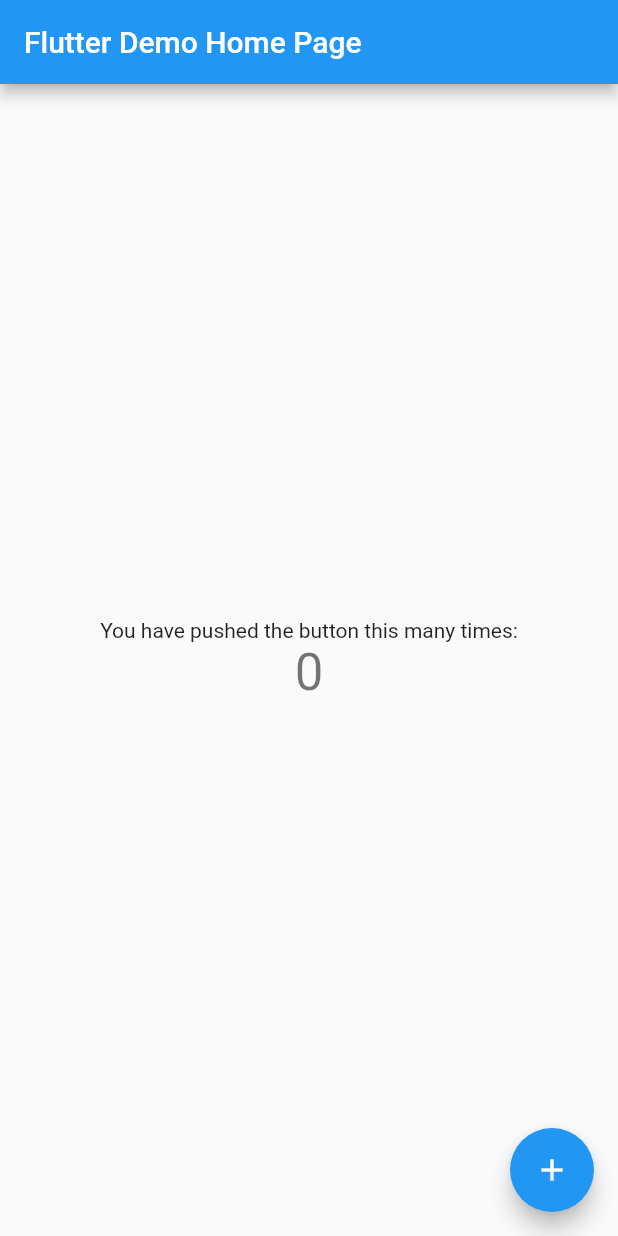
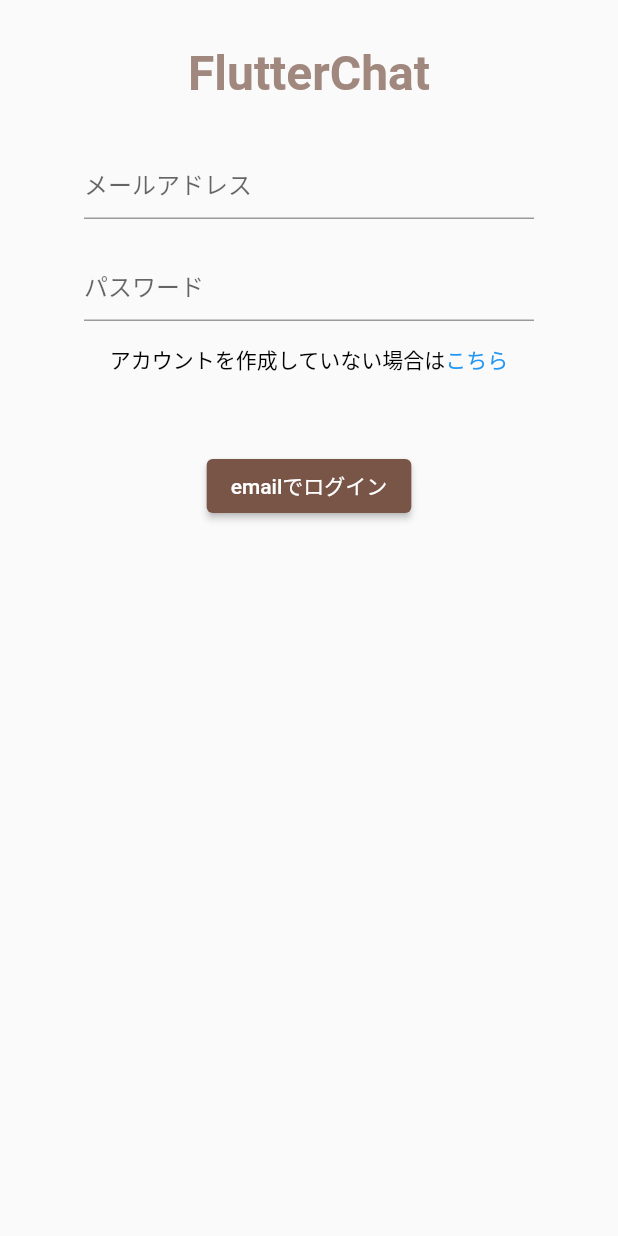
Before and after one commit to Hikaru1656/twitterApp, a Flutter app: the screen it shows after launch, on a phone screen of 412 x 824 dp. Run offline on Flutter 3.47's test engine with Material 2 defaults, Android fonts, the phone set to English and light mode, and no system bars.

Commit message:
All UI added

```diff
--- a/lib/main.dart
+++ b/lib/main.dart
@@ -1,113 +1,22 @@
 import 'package:flutter/material.dart';
+import 'package:twitter_demo/view/screen.dart';
+import 'package:twitter_demo/view/start_up/login_page.dart';
+import 'package:twitter_demo/view/time_line/time_line_page.dart';
+
 
 void main() {
   runApp(MyApp());
 }
 
 class MyApp extends StatelessWidget {
-  // This widget is the root of your application.
   @override
   Widget build(BuildContext context) {
     return MaterialApp(
       title: 'Flutter Demo',
       theme: ThemeData(
-        // This is the theme of your application.
-        //
-        // Try running your application with "flutter run". You'll see the
-        // application has a blue toolbar. Then, without quitting the app, try
-        // changing the primarySwatch below to Colors.green and then invoke
-        // "hot reload" (press "r" in the console where you ran "flutter run",
-        // or simply save your changes to "hot reload" in a Flutter IDE).
-        // Notice that the counter didn't reset back to zero; the application
-        // is not restarted.
         primarySwatch: Colors.blue,
       ),
-      home: MyHomePage(title: 'Flutter Demo Home Page'),
+      home: LoginPage(),
     );
   }
 }
-
-class MyHomePage extends StatefulWidget {
-  MyHomePage({Key? key, required this.title}) : super(key: key);
-
-  // This widget is the home page of your application. It is stateful, meaning
-  // that it has a State object (defined below) that contains fields that affect
-  // how it looks.
-
-  // This class is the configuration for the state. It holds the values (in this
-  // case the title) provided by the parent (in this case the App widget) and
-  // used by the build method of the State. Fields in a Widget subclass are
-  // always marked "final".
-
-  final String title;
-
-  @override
-  _MyHomePageState createState() => _MyHomePageState();
-}
-
-class _MyHomePageState extends State<MyHomePage> {
-  int _counter = 0;
-
-  void _incrementCounter() {
-    setState(() {
-      // This call to setState tells the Flutter framework that something has
-      // changed in this State, which causes it to rerun the build method below
-      // so that the display can reflect the updated values. If we changed
-      // _counter without calling setState(), then the build method would not be
-      // called again, and so nothing would appear to happen.
-      _counter++;
-    });
-  }
-
-  @override
-  Widget build(BuildContext context) {
-    // This method is rerun every time setState is called, for instance as done
-    // by the _incrementCounter method above.
-    //
-    // The Flutter framework has been optimized to make rerunning build methods
-    // fast, so that you can just rebuild anything that needs updating rather
-    // than having to individually change instances of widgets.
-    return Scaffold(
-      appBar: AppBar(
-        // Here we take the value from the MyHomePage object that was created by
-        // the App.build method, and use it to set our appbar title.
-        title: Text(widget.title),
-      ),
-      body: Center(
-        // Center is a layout widget. It takes a single child and positions it
-        // in the middle of the parent.
-        child: Column(
-          // Column is also a layout widget. It takes a list of children and
-          // arranges them vertically. By default, it sizes itself to fit its
-          // children horizontally, and tries to be as tall as its parent.
-          //
-          // Invoke "debug painting" (press "p" in the console, choose the
-          // "Toggle Debug Paint" action from the Flutter Inspector in Android
-          // Studio, or the "Toggle Debug Paint" command in Visual Studio Code)
-          // to see the wireframe for each widget.
-          //
-          // Column has various properties to control how it sizes itself and
-          // how it positions its children. Here we use mainAxisAlignment to
-          // center the children vertically; the main axis here is the vertical
-          // axis because Columns are vertical (the cross axis would be
-          // horizontal).
-          mainAxisAlignment: MainAxisAlignment.center,
-          children: <Widget>[
-            Text(
-              'You have pushed the button this many times:',
-            ),
-            Text(
-              '$_counter',
-              style: Theme.of(context).textTheme.headline4,
-            ),
-          ],
-        ),
-      ),
-      floatingActionButton: FloatingActionButton(
-        onPressed: _incrementCounter,
-        tooltip: 'Increment',
-        child: Icon(Icons.add),
-      ), // This trailing comma makes auto-formatting nicer for build methods.
-    );
-  }
-}
--- /dev/null
+++ b/lib/view/start_up/login_page.dart
@@ -0,0 +1,79 @@
+import 'package:flutter/gestures.dart';
+import 'package:flutter/material.dart';
+import 'package:twitter_demo/view/screen.dart';
+import 'package:twitter_demo/view/start_up/create_account_page.dart';
+
+class LoginPage extends StatefulWidget {
+  const LoginPage({Key? key}) : super(key: key);
+
+  @override
+  _LoginPageState createState() => _LoginPageState();
+}
+
+class _LoginPageState extends State<LoginPage> {
+  TextEditingController emailController = TextEditingController();
+  TextEditingController passController = TextEditingController();
+
+  @override
+  Widget build(BuildContext context) {
+    return Scaffold(
+      body: SafeArea(
+        child: Container(
+          width: double.infinity,
+          child: Column(
+            children: [
+              Padding(
+                padding: const EdgeInsets.symmetric(vertical: 30),
+                child: Text('FlutterChat', style: TextStyle(fontSize: 32, fontWeight: FontWeight.bold, color: Colors.brown.shade300),),
+              ),
+              Container(
+                width: 300,
+                child: TextField(
+                  controller: emailController,
+                  decoration: InputDecoration(
+                    hintText: 'メールアドレス',
+                  ),
+                ),
+              ),
+              SizedBox(height: 20),
+              Container(
+                width: 300,
+                child: TextField(
+                  controller: passController,
+                  decoration: InputDecoration(
+                    hintText: 'パスワード',
+                  ),
+                ),
+              ),
+              SizedBox(height: 15),
+              RichText(
+                text: TextSpan(
+                  style: TextStyle(color: Colors.black),
+                  children: [
+                    TextSpan(text: 'アカウントを作成していない場合は'),
+                    TextSpan(text: 'こちら',
+                    style: TextStyle(color: Colors.blue),
+                      recognizer: TapGestureRecognizer()..onTap = () {
+                      Navigator.push(context, MaterialPageRoute(builder: (context) => CreateAccountPage()));
+                      }
+                    ),
+                  ]
+                ),
+              ),
+              SizedBox(height: 50),
+              ElevatedButton(
+                style: ElevatedButton.styleFrom(
+                  primary: Colors.brown,
+                ),
+                  onPressed: () {
+                    Navigator.pushReplacement(context, MaterialPageRoute(builder: (context) => Screen()));
+                  },
+                  child: Text('emailでログイン')
+              ),
+            ],
+          ),
+        ),
+      ),
+    );
+  }
+}
--- a/pubspec.yaml
+++ b/pubspec.yaml
@@ -28,6 +28,7 @@ dependencies:
   # The following adds the Cupertino Icons font to your application.
   # Use with the CupertinoIcons class for iOS style icons.
   cupertino_icons: ^1.0.2
+  intl: any
 
 dev_dependencies:
   flutter_test:
```
Also changed, not shown: lib/model/account.dart (added, +15 -0 lines), lib/model/post.dart (added, +12 -0 lines), lib/view/account/account_page.dart (added, +166 -0 lines), lib/view/screen.dart (added, +55 -0 lines), lib/view/start_up/create_account_page.dart (added, +120 -0 lines), lib/view/time_line/post_page.dart (added, +56 -0 lines), lib/view/time_line/time_line_page.dart (added, +124 -0 lines), pubspec.lock.
